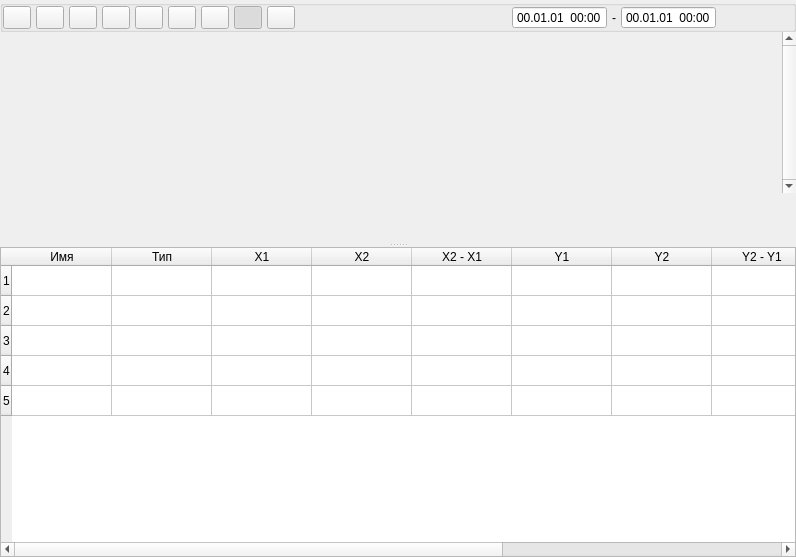
Above: src/SVGraphPanel/forms/graph_panel_widget.ui from Tyill/SVisual before the change. Below: the same form after it.
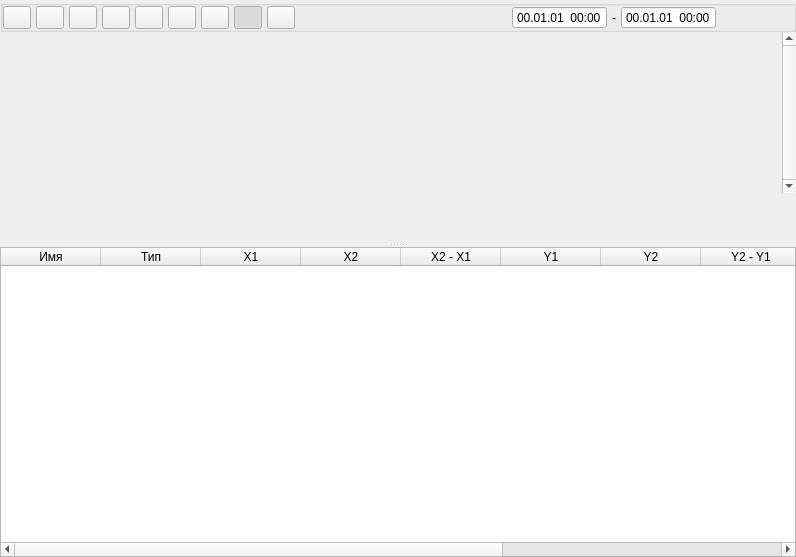
That is the form after the change. Icons and pictures are not drawn. Custom widgets are drawn as their Qt base class.

Commit message: нет строк по умолч

Patch:
```diff
--- a/src/SVGraphPanel/forms/graph_panel_widget.ui
+++ b/src/SVGraphPanel/forms/graph_panel_widget.ui
@@ -547,13 +547,8 @@
        </sizepolicy>
       </property>
       <property name="rowCount">
-       <number>5</number>
+       <number>0</number>
       </property>
-      <row/>
-      <row/>
-      <row/>
-      <row/>
-      <row/>
       <column>
        <property name="text">
         <string>Имя</string>
```
